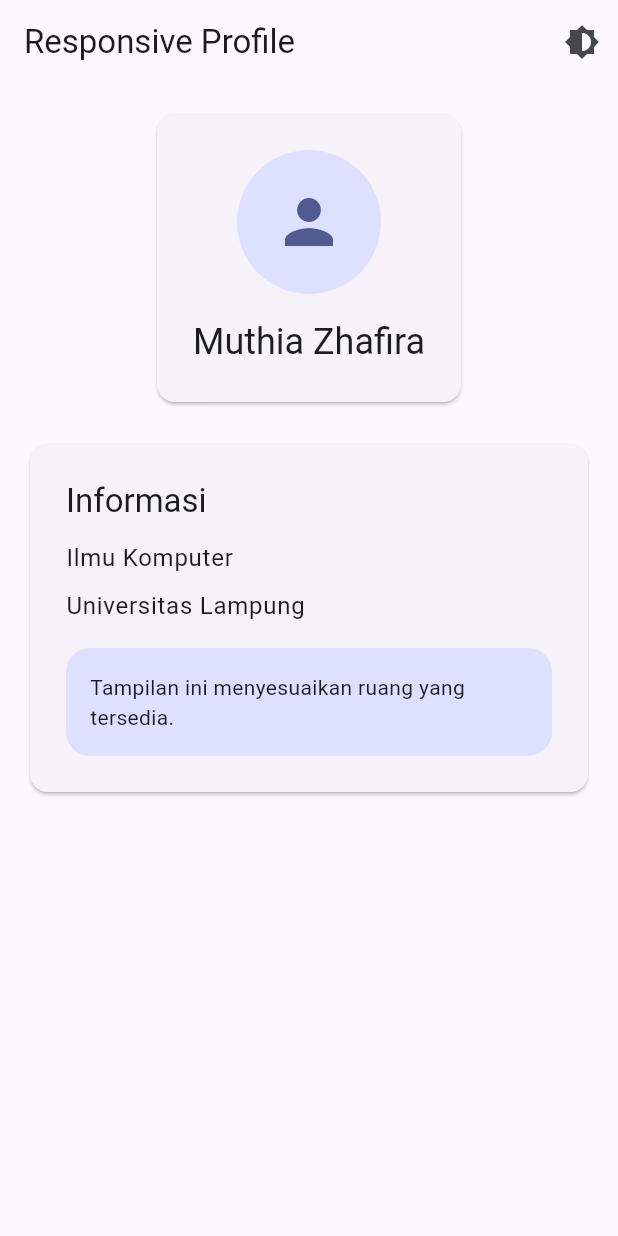
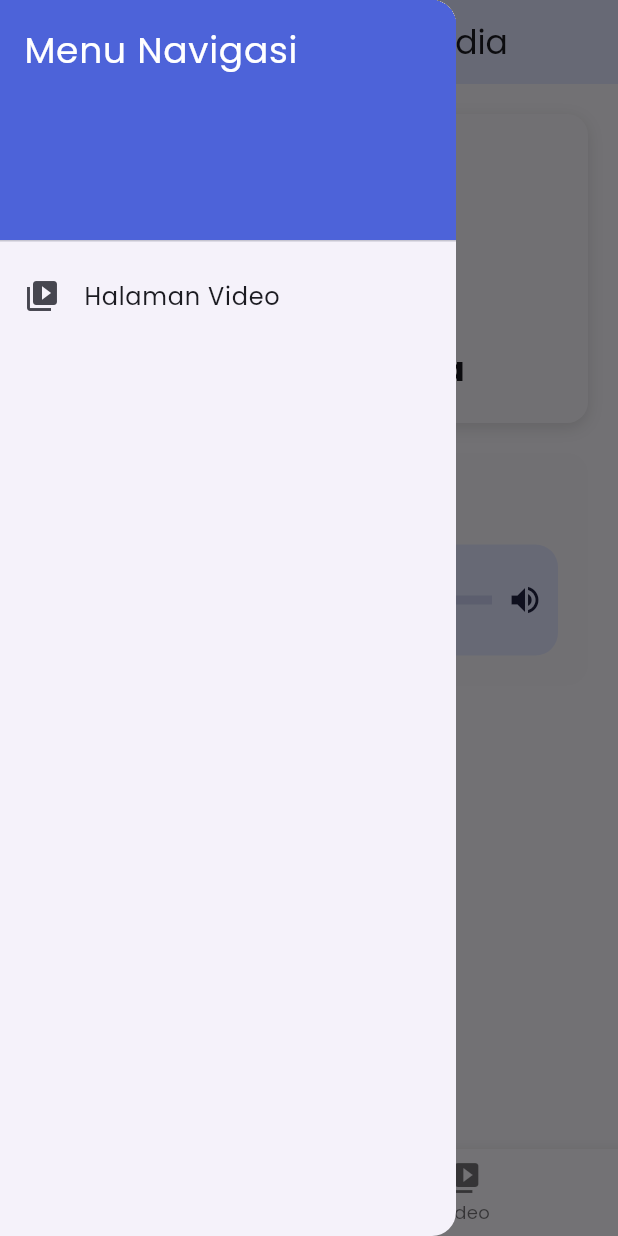
Before and after one commit to muthiazha/prak-mobilelanjut-2467051025, a Flutter app: the screen it shows after launch, with the side drawer open (before the commit the screen has no drawer), on a phone screen of 412 x 824 dp. Run offline on Flutter 3.47's test engine with Material 3 defaults, Android fonts, the light colour scheme and no system bars; our stand-ins replace audioplayers.

Commit message:
Assets, Media, and Routing

```diff
--- /dev/null
+++ b/lib/assets_media.dart
@@ -0,0 +1,197 @@
+import 'package:flutter/material.dart';
+import 'package:audioplayers/audioplayers.dart';
+
+class AssetsMediaPage extends StatefulWidget {
+  const AssetsMediaPage({super.key});
+
+  @override
+  State<AssetsMediaPage> createState() => _AssetsMediaPageState();
+}
+
+class _AssetsMediaPageState extends State<AssetsMediaPage> {
+  final AudioPlayer player = AudioPlayer();
+  bool isPlaying = false;
+  int _currentIndex = 0; // State untuk mengontrol tab BottomNavigationBar
+
+  void playAudio() async {
+    if (isPlaying) {
+      await player.pause();
+    } else {
+      await player.play(AssetSource('audios/music.mp3'));
+    }
+    setState(() {
+      isPlaying = !isPlaying;
+    });
+  }
+
+  @override
+  void dispose() {
+    player.dispose();
+    super.dispose();
+  }
+
+  @override
+  Widget build(BuildContext context) {
+    return Scaffold(
+      backgroundColor: const Color(0xFFF8F6FC),
+      // --- PENAMBAHAN APPBAR ---
+      appBar: AppBar(
+        title: const Text('Beranda Assets & Media'),
+        backgroundColor: const Color(0xFFE1E5FF),
+      ),
+      // --- PENAMBAHAN DRAWER (MENU SAMPING) ---
+      drawer: Drawer(
+        child: ListView(
+          padding: EdgeInsets.zero,
+          children: [
+            const DrawerHeader(
+              decoration: BoxDecoration(color: Color(0xFF4D63D9)),
+              child: Text(
+                'Menu Navigasi',
+                style: TextStyle(color: Colors.white, fontSize: 24),
+              ),
+            ),
+            ListTile(
+              leading: const Icon(Icons.video_library),
+              title: const Text('Halaman Video'),
+              onTap: () {
+                // Menutup drawer terlebih dahulu (Pop)
+                Navigator.pop(context);
+                // Berpindah ke halaman detail sambil membawa data (PushNamed + Arguments)
+                Navigator.pushNamed(
+                  context,
+                  '/detail',
+                  arguments: 'Data dari Halaman Beranda',
+                );
+              },
+            ),
+          ],
+        ),
+      ),
+      // --- KONTEN UTAMA (KODE LAMA) ---
+      body: SafeArea(
+        child: SingleChildScrollView(
+          padding: const EdgeInsets.all(20),
+          child: Column(
+            children: [
+              // Kontainer Profil
+              Container(
+                width: double.infinity,
+                padding: const EdgeInsets.all(20),
+                decoration: BoxDecoration(
+                  color: const Color(0xFFF7F5FB),
+                  borderRadius: BorderRadius.circular(14),
+                  boxShadow: const [
+                    BoxShadow(
+                      color: Colors.black12,
+                      blurRadius: 8,
+                      offset: Offset(0, 3),
+                    ),
+                  ],
+                ),
+                child: Column(
+                  children: [
+                    ClipOval(
+                      child: Image.asset(
+                        'assets/images/foto.jpeg',
+                        width: 120,
+                        height: 120,
+                        fit: BoxFit.cover,
+                      ),
+                    ),
+                    const SizedBox(height: 15),
+                    const Text(
+                      'Nama Mahasiswa',
+                      style: TextStyle(
+                        fontFamily: 'Poppins',
+                        fontSize: 22,
+                        fontWeight: FontWeight.bold,
+                      ),
+                    ),
+                  ],
+                ),
+              ),
+              const SizedBox(height: 20),
+
+              Container(
+                width: double.infinity,
+                padding: const EdgeInsets.all(20),
+                decoration: BoxDecoration(
+                  color: const Color(0xFFF7F5FB),
+                  borderRadius: BorderRadius.circular(14),
+                ),
+                child: Column(
+                  crossAxisAlignment: CrossAxisAlignment.start,
+                  children: [
+                    const Text(
+                      'Audio Motivasi',
+                      style: TextStyle(
+                        fontFamily: 'Poppins',
+                        fontSize: 18,
+                        fontWeight: FontWeight.bold,
+                      ),
+                    ),
+                    const SizedBox(height: 15),
+                    Container(
+                      padding: const EdgeInsets.all(10),
+                      decoration: BoxDecoration(
+                        color: const Color(0xFFE1E5FF),
+                        borderRadius: BorderRadius.circular(15),
+                      ),
+                      child: Row(
+                        children: [
+                          CircleAvatar(
+                            radius: 27,
+                            backgroundColor: const Color(0xFF4D63D9),
+                            child: IconButton(
+                              onPressed: playAudio,
+                              icon: Icon(
+                                isPlaying ? Icons.pause : Icons.play_arrow,
+                                color: Colors.white,
+                              ),
+                            ),
+                          ),
+                          const SizedBox(width: 12),
+                          const Expanded(
+                            child: LinearProgressIndicator(
+                              minHeight: 6,
+                              backgroundColor: Color(0xFFC8CDEF),
+                              valueColor: AlwaysStoppedAnimation(
+                                Color(0xFF4D63D9),
+                              ),
+                            ),
+                          ),
+                          const SizedBox(width: 10),
+                          const Icon(Icons.volume_up, color: Color(0xFF202342)),
+                        ],
+                      ),
+                    ),
+                  ],
+                ),
+              ),
+            ],
+          ),
+        ),
+      ),
+
+      bottomNavigationBar: BottomNavigationBar(
+        currentIndex: _currentIndex,
+        onTap: (index) {
+          setState(() {
+            _currentIndex = index;
+          });
+          if (index == 1) {
+            Navigator.pushNamed(context, '/detail');
+          }
+        },
+        items: const [
+          BottomNavigationBarItem(icon: Icon(Icons.home), label: 'Beranda'),
+          BottomNavigationBarItem(
+            icon: Icon(Icons.video_library),
+            label: 'Video',
+          ),
+        ],
+      ),
+    );
+  }
+}
--- a/lib/main.dart
+++ b/lib/main.dart
@@ -1,41 +1,32 @@
 import 'package:flutter/material.dart';
 
-// import 'first_widget.dart';
-// import 'form_widget.dart';
-import 'app_theme.dart';
-import 'responsive_profile.dart';
+import 'assets_media.dart';
+import 'detail_page.dart';
 
 void main() {
   runApp(const MyApp());
 }
 
-class MyApp extends StatefulWidget {
+class MyApp extends StatelessWidget {
   const MyApp({super.key});
-
-  @override
-  State<MyApp> createState() => _MyAppState();
-}
-
-class _MyAppState extends State<MyApp> {
-  ThemeMode themeMode = ThemeMode.light;
-
-  void toggleTheme() {
-    setState(() {
-      themeMode = themeMode == ThemeMode.light
-          ? ThemeMode.dark
-          : ThemeMode.light;
-    });
-  }
 
   @override
   Widget build(BuildContext context) {
     return MaterialApp(
       debugShowCheckedModeBanner: false,
-      title: 'Responsive Profile',
-      theme: AppTheme.lightTheme,
-      darkTheme: AppTheme.darkTheme,
-      themeMode: themeMode,
-      home: ResponsiveProfilePage(onThemeChanged: toggleTheme),
+      title: 'Assets Media & Navigation',
+
+      theme: ThemeData(
+        useMaterial3: true,
+        fontFamily: 'Poppins',
+        colorScheme: ColorScheme.fromSeed(seedColor: const Color(0xFF4D63D9)),
+      ),
+
+      initialRoute: '/',
+      routes: {
+        '/': (context) => const AssetsMediaPage(),
+        '/detail': (context) => const DetailPage(),
+      },
     );
   }
 }
```
Also changed, not shown: lib/detail_page.dart (added, +46 -0 lines), pubspec.yaml (+9 -5 lines), assets/fonts/poppins-black.ttf (added), assets/images/foto.jpeg (added), pubspec.lock, 6 other files.
